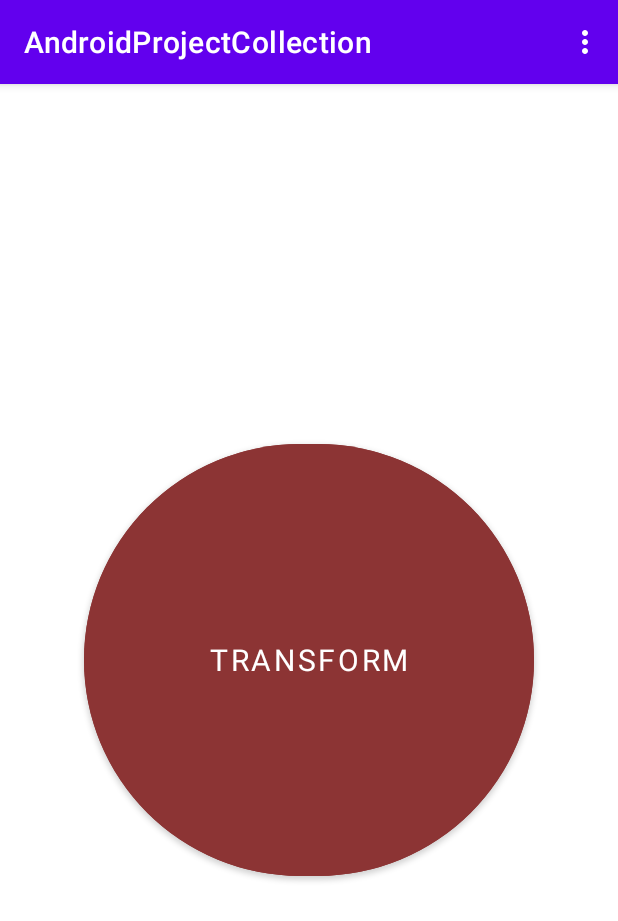
After one commit to pokemau/Android, an Android app: the MenuExcercise screen opened directly, with no data from a screen before it, on a phone screen of 412 x 824 dp. The commit adds this screen. Shown: the top 921 px of the screen. Run offline under Robolectric (Android 15) with nearby library versions, the phone set to English and light mode, and no system bars.

Commit message:
add menus exercise

```diff
--- /dev/null
+++ b/app/src/main/java/com/example/androidprojectcollection/MenuExcercise.java
@@ -0,0 +1,87 @@
+package com.example.androidprojectcollection;
+
+import androidx.annotation.NonNull;
+import androidx.appcompat.app.AppCompatActivity;
+import androidx.constraintlayout.widget.ConstraintLayout;
+
+import android.graphics.Color;
+import android.graphics.Typeface;
+import android.graphics.drawable.GradientDrawable;
+import android.os.Bundle;
+import android.view.Menu;
+import android.view.MenuInflater;
+import android.view.MenuItem;
+import android.view.View;
+import android.view.ViewGroup;
+import android.widget.Button;
+import android.widget.Toast;
+
+public class MenuExcercise extends AppCompatActivity {
+
+
+    Button btnChanger;
+
+
+    @Override
+    protected void onCreate(Bundle savedInstanceState) {
+        super.onCreate(savedInstanceState);
+        setContentView(R.layout.activity_menu_excercise);
+
+        btnChanger = findViewById(R.id.btnTransformingButton);
+    }
+
+    @Override
+    public boolean onCreateOptionsMenu(Menu menu) {
+        MenuInflater inflater = getMenuInflater();
+        inflater.inflate(R.menu.menu_menuexercise, menu);
+        return true;
+    }
+
+    @Override
+    public boolean onOptionsItemSelected(@NonNull MenuItem item) {
+
+        if (item.getItemId() == R.id.mItemChange) {
+
+        } else if (item.getItemId() == R.id.mItemBGToYellow) {
+            btnChanger.setBackgroundColor(Color.YELLOW);
+
+        } else if (item.getItemId() == R.id.mItemChangeSize) {
+            int dimen= (int)getResources().getDimension(R.dimen.transformBtnWidth);
+
+            ConstraintLayout.LayoutParams layoutParams = (ConstraintLayout.LayoutParams) btnChanger.getLayoutParams();
+
+            layoutParams.width = dimen;
+            layoutParams.height = dimen;
+            btnChanger.setLayoutParams(layoutParams);
+
+        } else if (item.getItemId() == R.id.mItemTxtToRed) {
+            btnChanger.setTextColor(Color.RED);
+
+        } else if (item.getItemId() == R.id.mItemFontToBold) {
+            btnChanger.setTypeface(null, Typeface.BOLD);
+
+        } else if (item.getItemId() == R.id.mItemChangeFontSize) {
+            btnChanger.setTextSize(50);
+
+        } else if (item.getItemId() == R.id.mItemReset) {
+            int dimen= (int)getResources().getDimension(R.dimen.transformBtnOrigWidth);
+
+            ConstraintLayout.LayoutParams layoutParams = (ConstraintLayout.LayoutParams) btnChanger.getLayoutParams();
+            layoutParams.width = dimen;
+            layoutParams.height = dimen;
+            btnChanger.setLayoutParams(layoutParams);
+
+            btnChanger.setBackgroundColor(Color.parseColor("#8C3434"));
+            btnChanger.setTextColor(Color.WHITE);
+            btnChanger.setTypeface(null, Typeface.NORMAL);
+            btnChanger.setTextSize(20);
+
+
+
+        } else if (item.getItemId() == R.id.mItemExit) {
+            finish();
+        }
+
+        return true;
+    }
+}
--- /dev/null
+++ b/app/src/main/res/layout/activity_menu_excercise.xml
@@ -0,0 +1,23 @@
+<?xml version="1.0" encoding="utf-8"?>
+<androidx.constraintlayout.widget.ConstraintLayout xmlns:android="http://schemas.android.com/apk/res/android"
+        xmlns:tools="http://schemas.android.com/tools"
+        xmlns:app="http://schemas.android.com/apk/res-auto"
+        android:layout_width="match_parent"
+        android:layout_height="match_parent"
+        tools:context=".MenuExcercise">
+
+    <Button
+            android:layout_width="300dp"
+            android:layout_height="300dp"
+            app:layout_constraintEnd_toEndOf="parent"
+            app:layout_constraintStart_toStartOf="parent"
+            app:layout_constraintBottom_toBottomOf="parent"
+            app:layout_constraintTop_toTopOf="parent"
+            android:id="@+id/btnTransformingButton"
+            app:cornerRadius="150dp"
+            android:text="Transform"
+            android:fontFamily="sans-serif"
+            android:backgroundTint="#8C3434"
+            android:cursorVisible="false"
+            android:textSize="20dp" />
+</androidx.constraintlayout.widget.ConstraintLayout>
--- /dev/null
+++ b/app/src/main/res/menu/menu_menuexercise.xml
@@ -0,0 +1,31 @@
+<?xml version="1.0" encoding="utf-8"?>
+<menu xmlns:android="http://schemas.android.com/apk/res/android">
+
+    <item
+            android:title="Change"
+            android:id="@+id/mItemChange" >
+        <menu >
+            <item
+                    android:title="BG Color to Yellow"
+                    android:id="@+id/mItemBGToYellow" />
+            <item
+                    android:title="Change Button Size"
+                    android:id="@+id/mItemChangeSize" />
+            <item
+                    android:title="Red text color"
+                    android:id="@+id/mItemTxtToRed" />
+            <item
+                    android:title="Font weight to BOLD"
+                    android:id="@+id/mItemFontToBold" />
+            <item
+                    android:title="Change font size"
+                    android:id="@+id/mItemChangeFontSize" />
+        </menu>
+    </item>
+    <item
+            android:title="Reset"
+            android:id="@+id/mItemReset" />
+    <item
+            android:title="Exit"
+            android:id="@+id/mItemExit" />
+</menu>
--- a/app/src/main/res/values/dimensions.xml
+++ b/app/src/main/res/values/dimensions.xml
@@ -1,4 +1,6 @@
 <?xml version="1.0" encoding="utf-8"?>
 <resources>
     <dimen name="calcBtnTextSize">25sp</dimen>
+    <dimen name="transformBtnWidth">150dp</dimen>
+    <dimen name="transformBtnOrigWidth">300dp</dimen>
 </resources>
```
Also changed, not shown: app/src/main/AndroidManifest.xml (+5 -2 lines), app/src/main/java/com/example/androidprojectcollection/MainActivity.java (+12 -0 lines).
